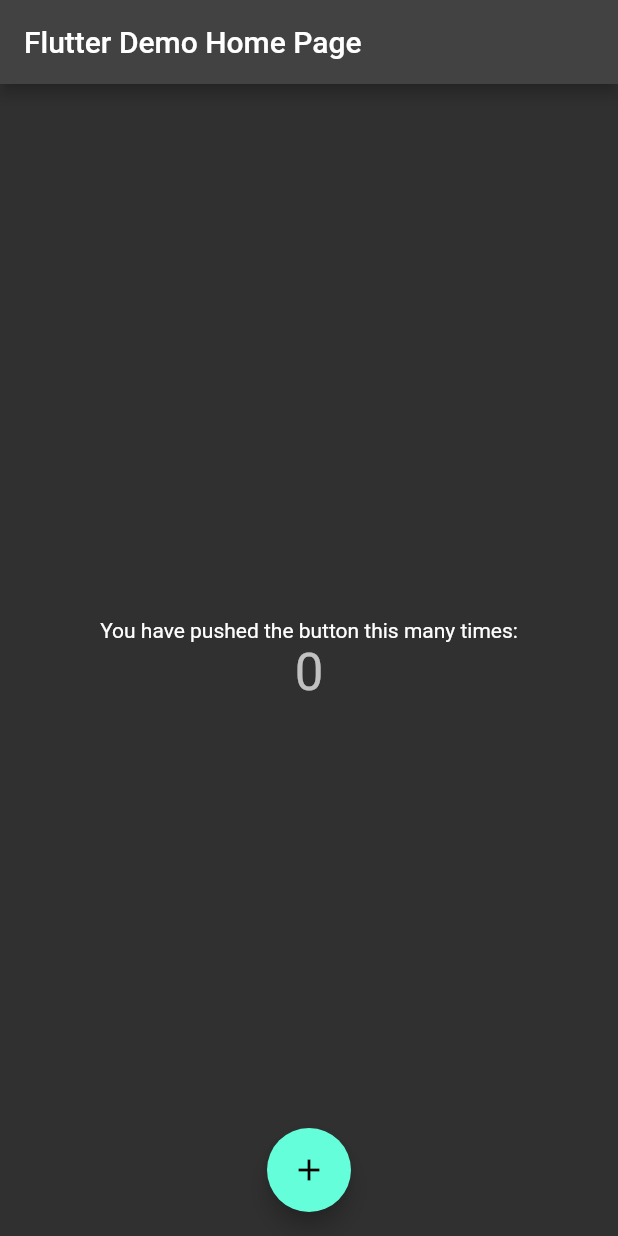
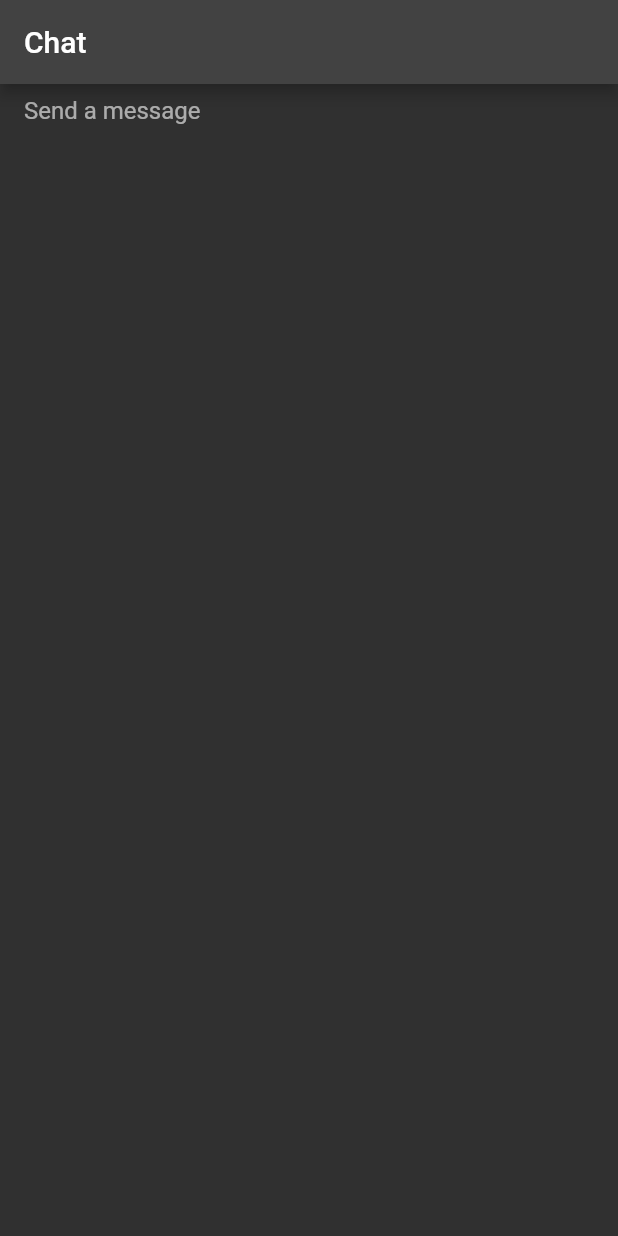
Before and after one commit to ericodex/22ericodigos-dev, a Flutter app: the screen it shows after launch, on a phone screen of 412 x 824 dp. Run offline on Flutter 3.47's test engine with Material 2 defaults, Android fonts, the light colour scheme and no system bars.

```diff
--- a/lib/main.dart
+++ b/lib/main.dart
@@ -15,9 +15,13 @@
   @override
   Widget build(BuildContext context) {
     return MaterialApp(
-      title: 'Flutter Demo',
-      theme: ThemeData.dark(),
-      home: const MyHomePage(title: 'Flutter Demo Home Page'),
+      debugShowCheckedModeBanner: false,
+      title: 'ericódigos',
+      theme: ThemeData.dark(
+
+      ),
+      home: ChatScreen(),
+      //home: const MyHomePage(title: 'ericódigos'),
     );
   }
 }
@@ -108,3 +112,44 @@
     );
   }
 }
+
+class ChatScreen extends StatefulWidget {
+  @override
+  State<ChatScreen> createState() => _ChatScreenState();
+}
+
+class _ChatScreenState extends State<ChatScreen> {
+
+  final _textController = TextEditingController();
+
+  void _handleSubmitted(String text){
+    _textController.clear();
+  }
+
+  // Private method, configures TextField widget
+  Widget _buildTextComposer(){
+    return Container(
+      margin: const EdgeInsets.symmetric(horizontal: 8.0),
+      child: TextField(
+        controller: _textController,
+        // Callback method
+        onSubmitted: _handleSubmitted,
+        decoration: const InputDecoration.collapsed(hintText: 'Send a message'),
+      ),
+    );
+  }
+
+  @override
+  Widget build(BuildContext context) {
+    return Scaffold(
+      appBar: AppBar(
+        title: const Text('Chat')
+      ),
+      body: Padding(
+        padding: const EdgeInsets.all(8.0),
+        child: _buildTextComposer(),
+      ),
+
+    );
+  }
+}
```
